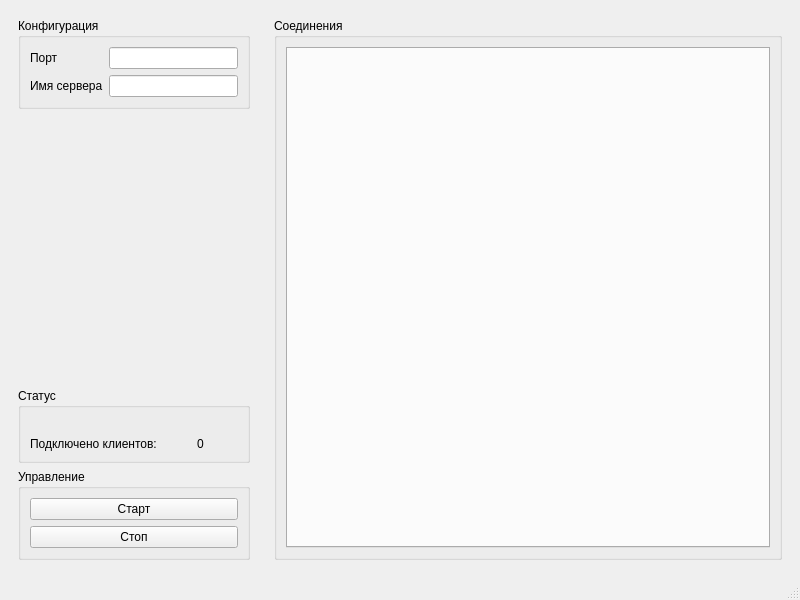
First picture: the form in MsgServer/mainwindow.ui, repository AlexZelenin/QtMessenger, before the edit.
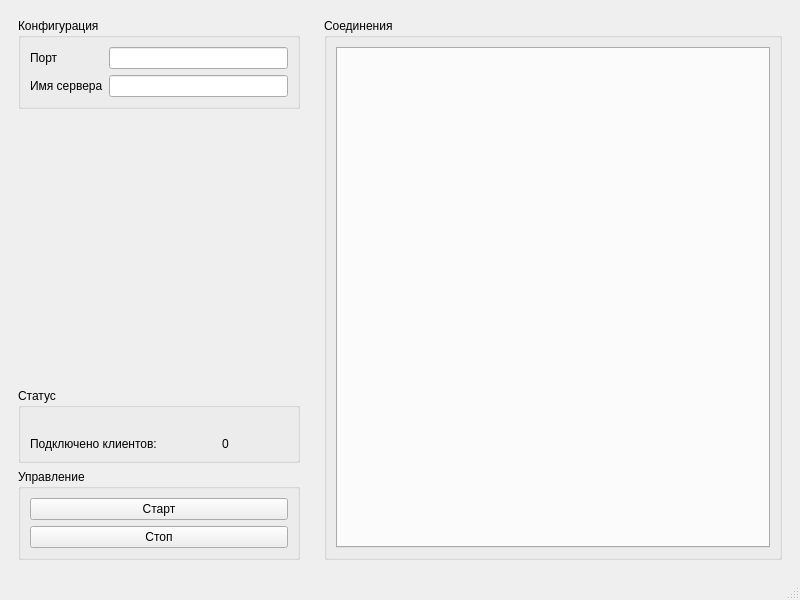
Second picture: the form after the edit.

Diff of the .ui file:
```diff
--- a/MsgServer/mainwindow.ui
+++ b/MsgServer/mainwindow.ui
@@ -19,13 +19,13 @@
      <widget class="QWidget" name="widget_2" native="true">
       <property name="minimumSize">
        <size>
-        <width>250</width>
+        <width>300</width>
         <height>0</height>
        </size>
       </property>
       <property name="maximumSize">
        <size>
-        <width>250</width>
+        <width>300</width>
         <height>16777215</height>
        </size>
       </property>
```
